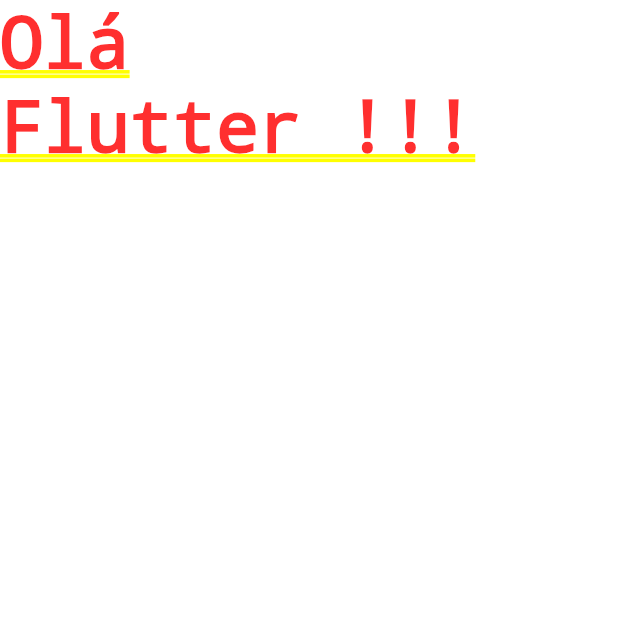
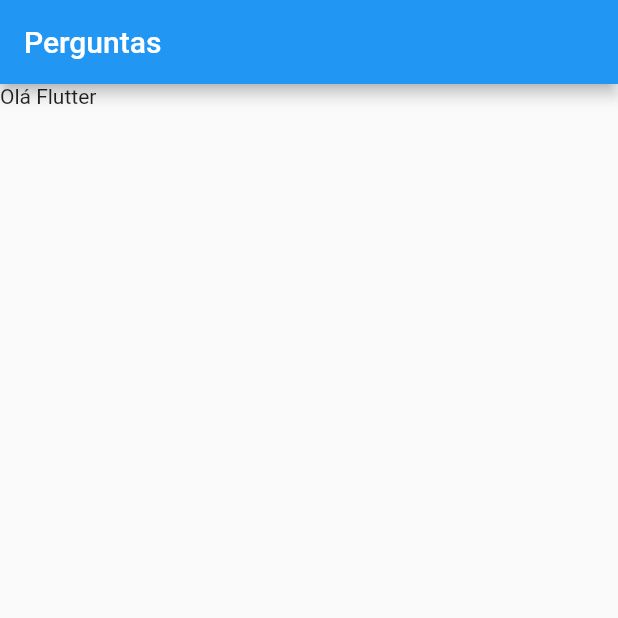
Before and after one commit to Willjp04/Projeto-Flutter, a Flutter app: the screen it shows after launch, on a phone screen of 412 x 824 dp, the top half of it. Run offline on Flutter 3.47's test engine with Material 2 defaults, Android fonts, the phone set to English and light mode, and no system bars.

Commit message:
Iniciando Interface

```diff
--- a/projeto_perguntas/lib/main.dart
+++ b/projeto_perguntas/lib/main.dart
@@ -7,7 +7,11 @@ main() {
 class PerguntaApp extends StatelessWidget {
   Widget build(BuildContext context) {
     return MaterialApp(
-      home: Text('Olá Flutter !!!'),
-    );
+        home: Scaffold(
+      appBar: AppBar(
+        title: Text('Perguntas'),
+      ),
+      body: Text('Olá Flutter'),
+    ));
   }
 }
```
